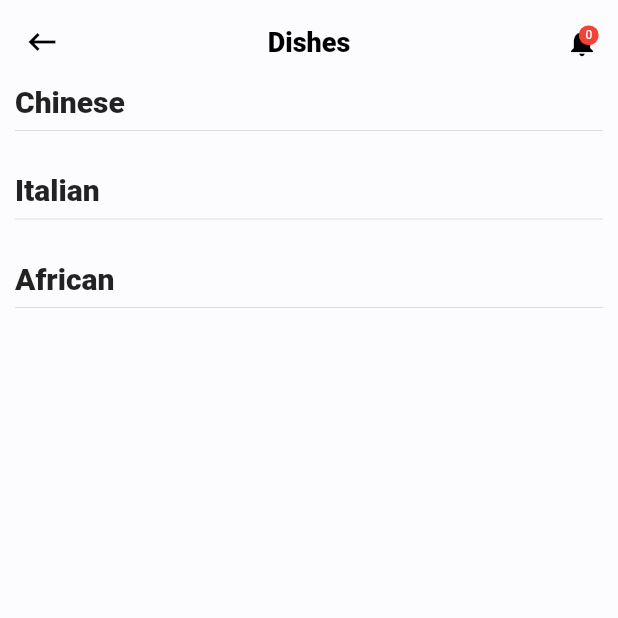
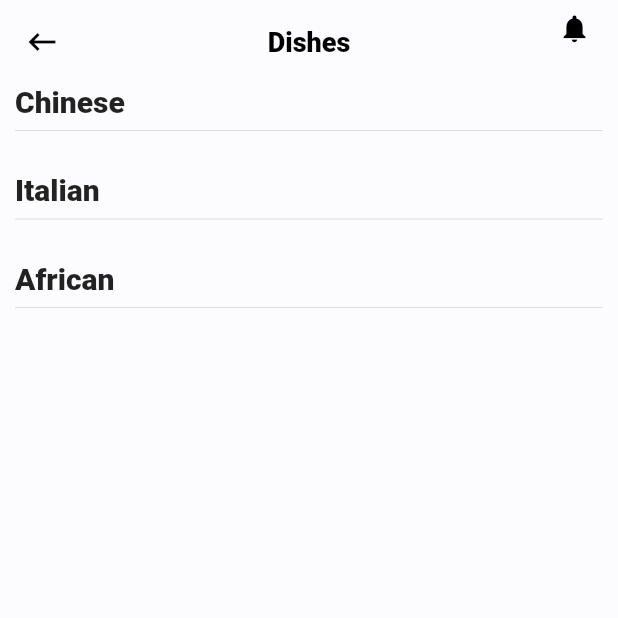
Before and after one commit to Bikuta-victor1/restaurant_app-, a Flutter app: the DishesScreen screen opened directly, on a phone screen of 412 x 824 dp, the top half of it. Run offline on Flutter 3.47's test engine with Material 2 defaults, Android fonts, the phone set to English and light mode, and no system bars; our stand-ins replace carousel_slider, cloud_firestore, device_info, firebase_core, fluttertoast, font_awesome_flutter and 2 more; accounts and stored records are empty.

Commit message:
Code Refactoring

```diff
--- a/lib/widgets/badge.dart
+++ b/lib/widgets/badge.dart
@@ -47,7 +47,8 @@ class _IconBadgeState extends State<IconBadge> {
           widget.icon,
           size: widget.size,
         ),
-        Positioned(
+        mynewCartlength != 0
+            ? Positioned(
                 right: 0.0,
                 child: Container(
                   padding: EdgeInsets.all(1),
@@ -62,7 +63,8 @@ class _IconBadgeState extends State<IconBadge> {
                   child: Padding(
                     padding: EdgeInsets.only(top: 1),
                     child: Text(
-                mynewCartlength == null ? "0" : "${mynewCartlength}",
+                      //mynewCartlength == null ? "0" :
+                      "${mynewCartlength}",
                       style: TextStyle(
                         color: Colors.white,
                         fontSize: 8,
@@ -71,7 +73,8 @@ class _IconBadgeState extends State<IconBadge> {
                     ),
                   ),
                 ),
-        ),
+              )
+            : Container(),
       ],
     );
   }
```
Lines whose indentation alone changed are shown as unchanged.
